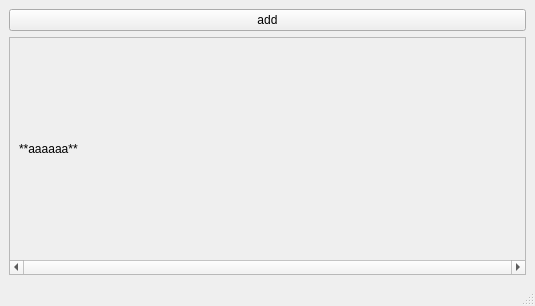
The window that test.ui (feiyuhuahuo/HuaHuoLabel) describes before a commit, drawn with Qt 5.
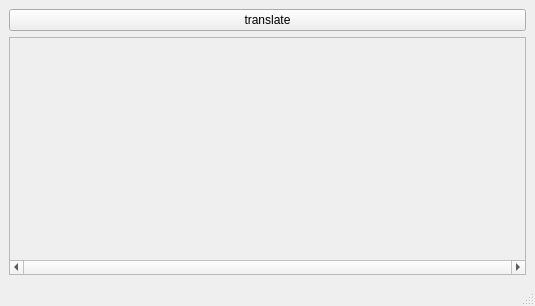
The same window after the commit.

The edit to the form file:
```diff
--- a/test.ui
+++ b/test.ui
@@ -18,7 +18,7 @@
     <item>
      <widget class="QPushButton" name="pushButton">
       <property name="text">
-       <string>add</string>
+       <string>translate</string>
       </property>
      </widget>
     </item>
@@ -46,7 +46,7 @@
         <item>
          <widget class="QLabel" name="label_2">
           <property name="text">
-           <string>**aaaaaa**</string>
+           <string/>
           </property>
          </widget>
         </item>
```
Left out of the diff: 5 changed lines with no effect on the pictures.
